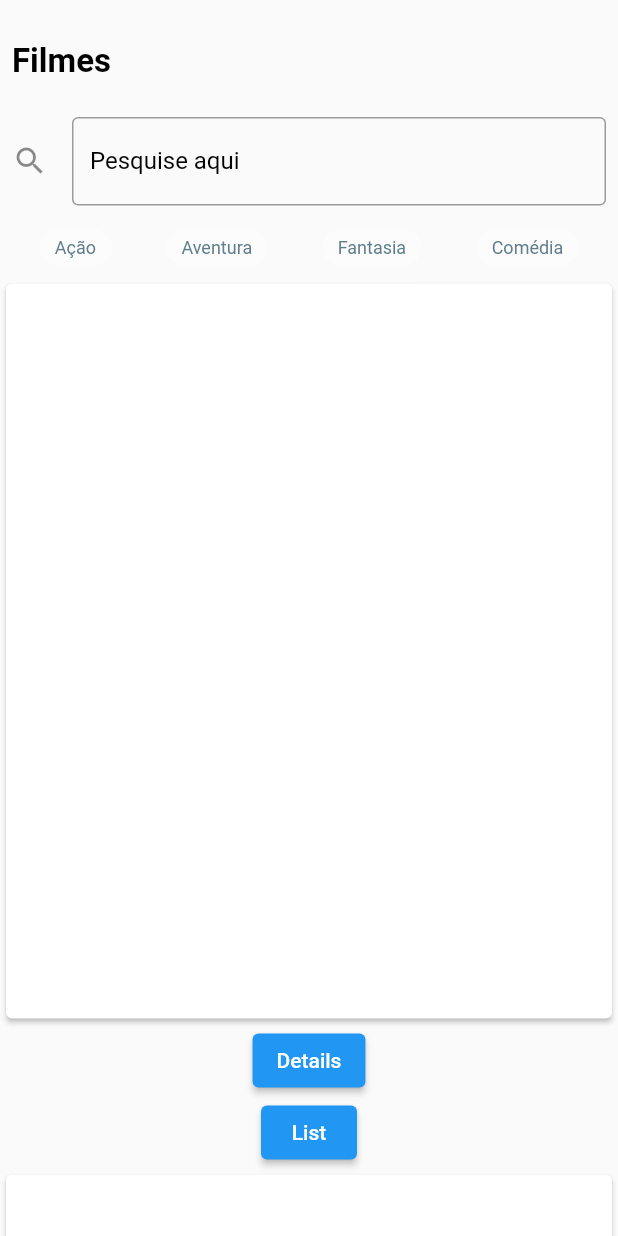
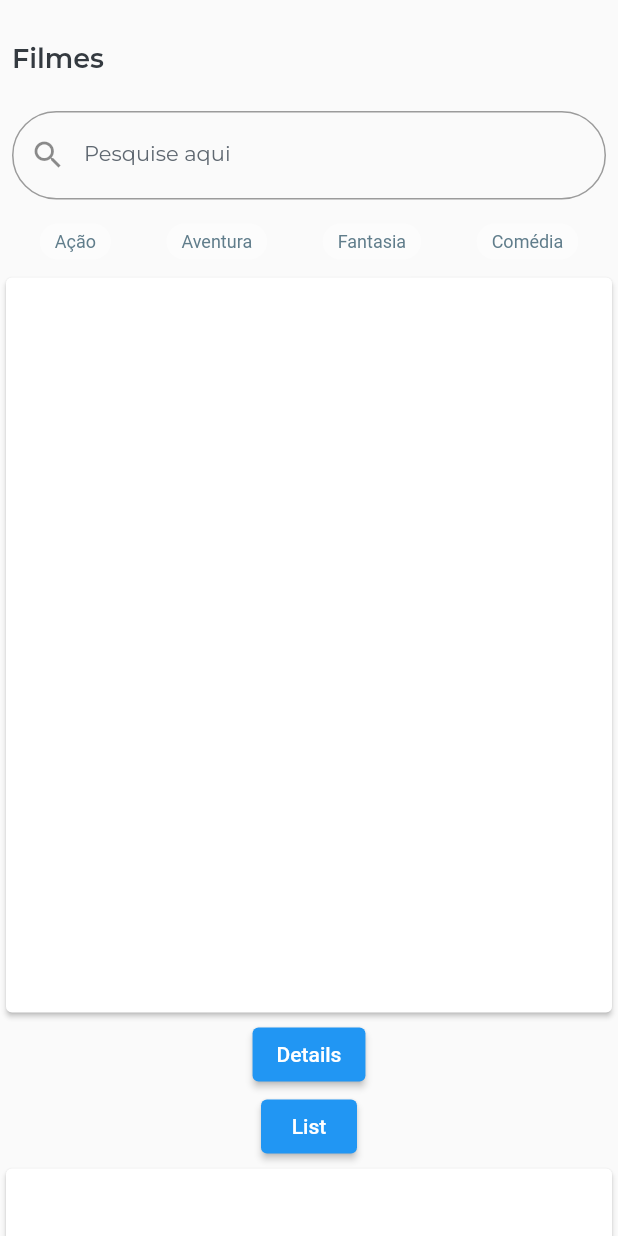
Before and after one commit to jessikareis/desafio_flutter_cubos, a Flutter app: the screen it shows after launch, on a phone screen of 412 x 824 dp. Run offline on Flutter 3.47's test engine with Material 2 defaults, Android fonts, the phone set to English and light mode, and no system bars; our stand-ins replace dio, flutter_modular, google_fonts.

Commit message:
Atualização do search filter

```diff
--- /dev/null
+++ b/lib/timeline/shared/app_colors.dart
@@ -0,0 +1,10 @@
+import 'package:flutter/material.dart';
+
+class AppColors {
+  static const Color grey1 = Color(0xff343A40);
+
+  static const Color grey2 = Color(0xff5E6770);
+
+  static const Color green1 = Color(0xff00384C);
+
+}
--- /dev/null
+++ b/lib/timeline/shared/app_typography.dart
@@ -0,0 +1,23 @@
+import 'package:flutter/material.dart';
+import 'package:google_fonts/google_fonts.dart';
+import 'app_colors.dart';
+
+class AppTypography {
+  static final TextStyle h1 = GoogleFonts.montserrat(
+    fontSize: 18,
+    fontWeight: FontWeight.w600,
+    color: AppColors.grey1,
+  );
+
+  static final TextStyle searchStyle = GoogleFonts.montserrat(
+    fontSize: 14,
+    fontWeight: FontWeight.w400,
+    color: AppColors.grey2,
+  );
+
+  static final TextStyle buttonStyle = GoogleFonts.montserrat(
+    fontSize: 12,
+    fontWeight: FontWeight.w400,
+    color: AppColors.green1,
+  );
+}
--- /dev/null
+++ b/lib/timeline/shared/design_system.dart
@@ -0,0 +1,2 @@
+export 'app_colors.dart';
+export 'app_typography.dart';
--- a/lib/timeline/widgets/search_custom.dart
+++ b/lib/timeline/widgets/search_custom.dart
@@ -1,3 +1,4 @@
+import 'package:desafio_flutter_cubos/timeline/shared/design_system.dart';
 import 'package:desafio_flutter_cubos/timeline/widgets/buttons.dart';
 import 'package:flutter/material.dart';
 
@@ -10,21 +11,20 @@ class SearchCustom extends StatelessWidget {
       padding: const EdgeInsets.all(8.0),
       child: Column(
         crossAxisAlignment: CrossAxisAlignment.start,
-        children: const [
-          SizedBox(height: 20),
+        children: [
+          const SizedBox(height: 20),
           Text(
             'Filmes',
             textAlign: TextAlign.left,
-            style: TextStyle(
-                fontSize: 22, color: Colors.black, fontWeight: FontWeight.bold),
+            style: AppTypography.h1,
           ),
-          SizedBox(height: 24),
+          const SizedBox(height: 24),
           TextField(
             decoration: InputDecoration(
-              icon: Icon(Icons.search),
+              prefixIcon: const Icon(Icons.search),
               labelText: 'Pesquise aqui',
-              labelStyle: TextStyle(color: Colors.black),
-              border: OutlineInputBorder(),
+              labelStyle: AppTypography.searchStyle,
+              border: OutlineInputBorder(borderRadius: BorderRadius.circular(100)),
             ),
           ),
           SizedBox(height: 16),
--- a/pubspec.yaml
+++ b/pubspec.yaml
@@ -31,12 +31,14 @@ dependencies:
     sdk: flutter
 
 
+
   # The following adds the Cupertino Icons font to your application.
   # Use with the CupertinoIcons class for iOS style icons.
   cupertino_icons: ^1.0.2
   flutter_modular: ^4.1.2
   dio: ^4.0.4
   mobx: ^2.0.5
+  google_fonts: ^2.1.0
 
 dev_dependencies:
   flutter_test:
```
Also changed, not shown: pubspec.lock.
